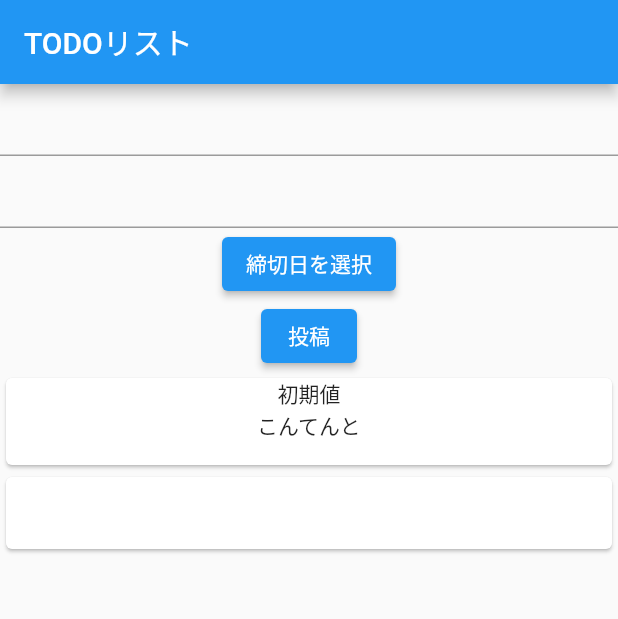
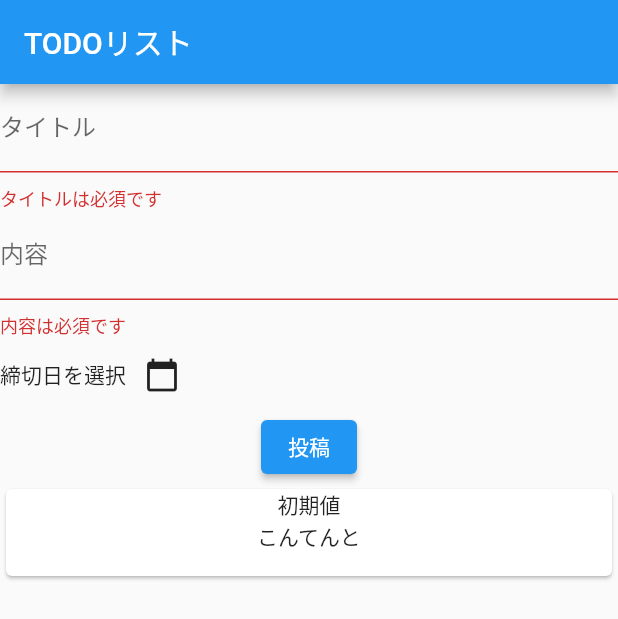
Before and after one commit to sugimura-yuki/flutter_rx_prvider, a Flutter app: the screen it shows after launch, after a tap on "投稿", on a phone screen of 412 x 824 dp. Shown: the top 619 px of the screen. Run offline on Flutter 3.47's test engine with Material 2 defaults, Android fonts, the phone set to English and light mode, and no system bars; our stand-ins replace rxdart.

Commit message:
デザイン修正

```diff
--- a/lib/view/todoList.dart
+++ b/lib/view/todoList.dart
@@ -7,25 +7,11 @@ class TodoList extends StatelessWidget {
   @override
   Widget build(BuildContext context) {
     return MultiProvider(
-      builder: (context, child) {
-        final listController = context.read<TodoListController>();
-        return Scaffold(
-          appBar: AppBar(
-            title: Text("TODOリスト"),
-          ),
-          body: Column(
-            children: [
-              _Form(),
-              Expanded(
-                child: StreamBuilder<List<Todo>>(
-                  stream: listController.list,
-                  builder: (context, snapshot) => _list(snapshot.data ?? []),
-                ),
-              ),
-            ],
-          ),
-        );
-      },
+      child: Scaffold(
+        appBar: AppBar(title: Text("TODOリスト")),
+        body: _Body(),
+      ),
+      // ここで生成されたインスタンスが子Widgetで利用可能になる
       providers: [
         Provider<TodoListController>(
           create: (_) => TodoListController(),
@@ -40,52 +26,96 @@ class TodoList extends StatelessWidget {
   }
 }
 
+class _Body extends StatelessWidget {
+  @override
+  Widget build(BuildContext context) {
+    final listController = context.read<TodoListController>();
+    return Column(
+      children: [
+        _Form(),
+        Expanded(
+          child: StreamBuilder<List<Todo>>(
+            stream: listController.list,
+            builder: (context, snapshot) => _list(snapshot.data ?? []),
+          ),
+        ),
+      ],
+    );
+  }
+}
+
 class _Form extends StatelessWidget {
   @override
   Widget build(BuildContext context) {
+    // FormのKeyを作成
+    final key = GlobalKey<FormState>();
+
+    // 親WidgetであるMultiProviderで生成されたインスタンスを読み取る
     final listController = context.read<TodoListController>();
     final formController = context.read<TodoFormController>();
-    final key = GlobalKey<FormState>();
+
     return Form(
       key: key,
       child: Column(
         children: [
           TextFormField(
-            initialValue: null,
             onSaved: formController.changeTitle,
+            decoration: InputDecoration(labelText: "タイトル"),
+            validator: (value) {
+              if (value == null || value.isEmpty) {
+                return "タイトルは必須です";
+              }
+            },
           ),
           TextFormField(
-            initialValue: null,
             onSaved: formController.changeContent,
+            decoration: InputDecoration(labelText: "内容"),
+            validator: (value) {
+              if (value == null || value.isEmpty) {
+                return "内容は必須です";
+              }
+            },
           ),
           FormField<DateTime>(
-            initialValue: null,
             onSaved: formController.changeDueTo,
-            builder: (state) => ElevatedButton(
-              child: Text(state.value?.toString() ?? "締切日を選択"),
-              onPressed: () async {
-                final selected = await showDatePicker(
-                  context: context,
-                  initialDate: DateTime.now(),
-                  firstDate: DateTime.now(),
-                  lastDate: DateTime.now(),
-                );
-                state.didChange(selected);
-              },
+            builder: (state) => Row(
+              children: [
+                Text(state.value?.toString() ?? "締切日を選択"),
+                IconButton(
+                  onPressed: () => _selectDueTo(context, state),
+                  icon: Icon(Icons.calendar_today),
+                ),
+              ],
             ),
           ),
           ElevatedButton(
             onPressed: () {
               final state = key.currentState;
-              state?.save();
+              if (state == null) throw NullThrownError();
+              // 入力チェック
+              if (!state.validate()) return;
+              // Formの入力内容を保存
+              state.save();
+              // Formの内容を一覧に追加
               listController.addTodo(formController.todo);
-              state?.reset();
+              // Fromの内容を初期化
+              state.reset();
             },
             child: Text("投稿"),
           )
         ],
       ),
     );
+  }
+
+  _selectDueTo(BuildContext context, FormFieldState<DateTime> state) async {
+    final selected = await showDatePicker(
+      context: context,
+      initialDate: DateTime.now(),
+      firstDate: DateTime.now(),
+      lastDate: DateTime.now(),
+    );
+    state.didChange(selected);
   }
 }
 
```
